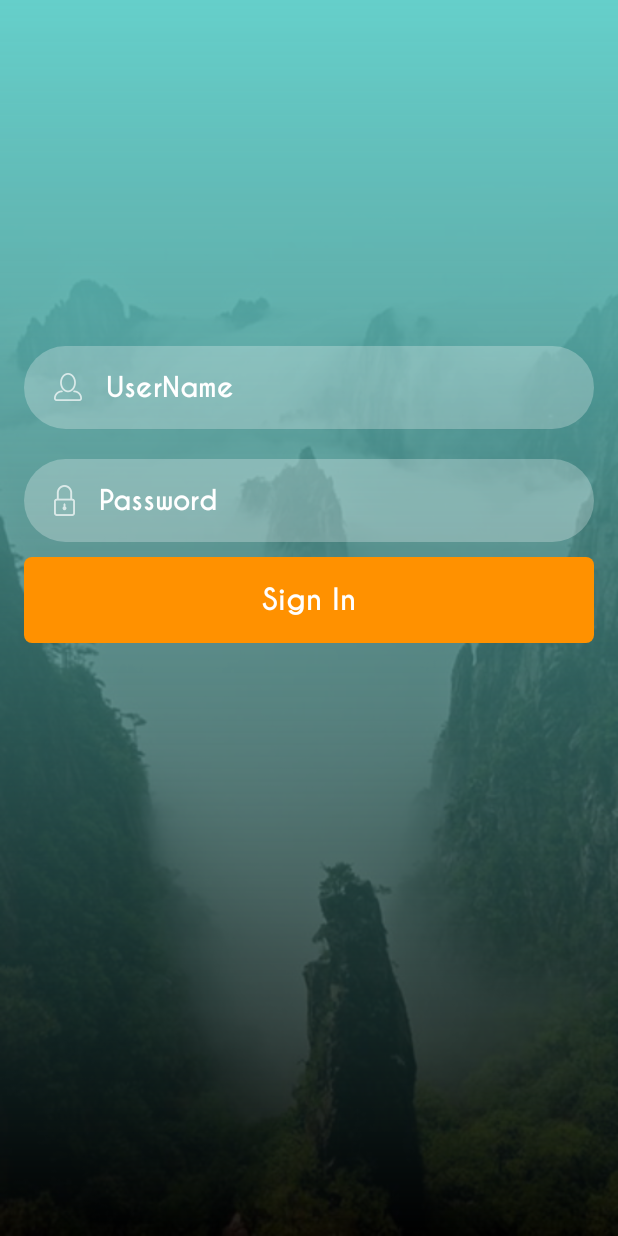
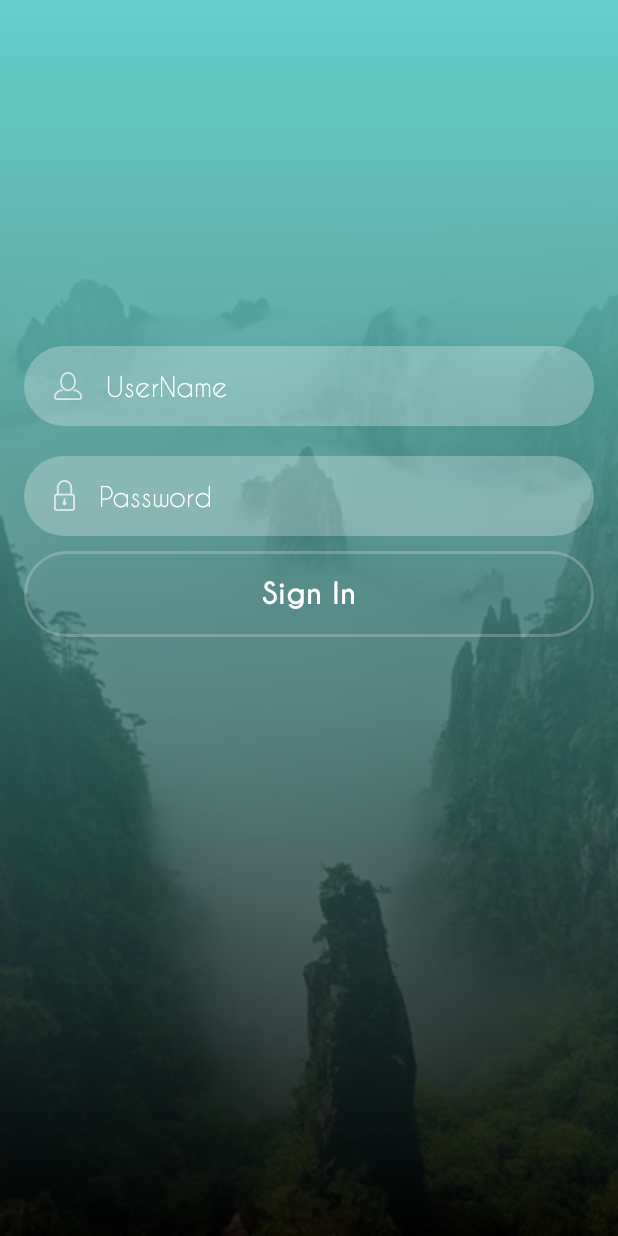
Before and after one commit to nageshmaggi/DailyFinance, an Android app: the screen it shows after launch (UserLoginActivity), on a phone screen of 412 x 824 dp. Run offline under Robolectric (Android 15) with nearby library versions, the phone set to English and light mode, and no system bars.

Commit message:
Tiny Changes Made

```diff
--- a/app/build.gradle
+++ b/app/build.gradle
@@ -34,6 +34,8 @@ android {
         targetCompatibility 1.8
         sourceCompatibility 1.8
     }
+
+
 }
 
 dependencies {
--- a/app/src/main/java/m_fusilsolutions/com/dailyfinance/MainActivity.java
+++ b/app/src/main/java/m_fusilsolutions/com/dailyfinance/MainActivity.java
@@ -135,7 +135,7 @@ public class MainActivity extends AppCompatActivity
             _exeDb.ExecuteResult(SPName.USP_MA_DF_DashBoard.toString(), "<Data Name='abc'/>", TransType.GetFinanceTotals.toString(), "2", Constants.HTTP_URL);
             //swipeLayout.setOnRefreshListener(this);
             checkPermission();
-            checkSelfPermission();
+            //checkSelfPermission();
             GetDistinctMemberList();
         }
         else
@@ -187,6 +187,7 @@ public class MainActivity extends AppCompatActivity
         if(requestCode==1){
             Toast.makeText(this,"Permission Granted",Toast.LENGTH_SHORT).show();
         }
+        checkSelfPermission();
     }
 
 
--- a/app/src/main/java/m_fusilsolutions/com/dailyfinance/UserLoginActivity.java
+++ b/app/src/main/java/m_fusilsolutions/com/dailyfinance/UserLoginActivity.java
@@ -51,8 +51,8 @@ public class UserLoginActivity extends Activity
         typeface = Typeface.createFromAsset(getAssets(), "Caviar-Dreams.ttf");
         typefaceBoldItalic = Typeface.createFromAsset(getAssets(), "CaviarDreams_BoldItalic.ttf");
         typefaceBold = Typeface.createFromAsset(getAssets(), "Caviar_Dreams_Bold.ttf");
-        etusername.setTypeface(typefaceBold);
-        etuserpassword.setTypeface(typefaceBold);
+        etusername.setTypeface(typeface);
+        etuserpassword.setTypeface(typeface);
         btnLogin.setTypeface(typefaceBold);
         db = new ExecuteDataBase(this);
         btnLogin.setOnClickListener(this);
--- a/app/src/main/res/drawable/image_normal.xml
+++ b/app/src/main/res/drawable/image_normal.xml
@@ -1,12 +1,27 @@
 <?xml version="1.0" encoding="utf-8"?>
+<selector xmlns:android="http://schemas.android.com/apk/res/android">
+    <item>
+<!--        <shape>-->
+<!--            <stroke android:width="1dp" android:color="@color/orange" />-->
+<!--            <padding android:left="1dp"-->
+<!--                android:top="1dp"-->
+<!--                android:right="1dp"-->
+<!--                android:bottom="1dp" />-->
+<!--            <corners android:radius="100dp" />-->
+<!--            <solid android:color="@color/orange" />-->
+<!--        </shape>-->
 
-<shape xmlns:android="http://schemas.android.com/apk/res/android" android:id="@+id/listview_background_shape">
-    <stroke android:width="1dp" android:color="#42ffffff" />
-    <padding android:left="1dp"
-        android:top="1dp"
-        android:right="1dp"
-        android:bottom="1dp" />
-    <corners android:radius="100dp" />
-    <solid android:color="#00000000" />
 
-</shape>
+        <shape >
+            <stroke android:width="2dp" android:color="#42EEDEDE" />
+            <padding android:left="0dp"
+                android:top="0dp"
+                android:right="0dp"
+                android:bottom="0dp" />
+            <corners android:radius="100dp" />
+            <solid
+                />
+
+        </shape>
+    </item>
+</selector>
--- a/app/src/main/res/drawable/image_pressed.xml
+++ b/app/src/main/res/drawable/image_pressed.xml
@@ -1,17 +1,14 @@
 <?xml version="1.0" encoding="utf-8"?>
 <selector xmlns:android="http://schemas.android.com/apk/res/android">
-    <item>
+    <item android:state_pressed="true">
         <shape android:shape="rectangle">
+            <padding android:left="1dp"
+                android:top="1dp"
+                android:right="1dp"
+                android:bottom="1dp" />
+            <corners android:radius="100dp" />
+            <!--            <solid android:color="#00000000" />--> //Transperent
             <solid android:color="@color/orange" />
-            <padding android:left="2dp"
-                android:top="2dp"
-                android:right="2dp"
-                android:bottom="2dp" />
-            <corners
-                android:topLeftRadius="5dp"
-                android:topRightRadius="5dp"
-                android:bottomLeftRadius="5dp"
-                android:bottomRightRadius="5dp" />
         </shape>
     </item>
 </selector>
--- a/app/src/main/res/layout-normal/activity_login.xml
+++ b/app/src/main/res/layout-normal/activity_login.xml
@@ -78,7 +78,7 @@
             android:layout_height="wrap_content"
             android:layout_marginBottom="10dp"
             android:layout_marginTop="10dp"
-            android:background="@drawable/image_pressed"
+            android:background="@drawable/image_bg"
             android:gravity="center"
             android:padding="16dp"
             android:text="Sign In"
--- a/app/src/main/res/values/colors.xml
+++ b/app/src/main/res/values/colors.xml
@@ -9,7 +9,7 @@
     <color name="DefaultBtnColor">#D6D7D7</color>
     <color name="statusbar_color">#65cfca</color>
     <color name="orange">#FF9100</color>
-    <color name="dark_orange">#BE6E01</color>
+    <color name="dark_orange">#A36004</color>
     <color name="Red">#E90000</color>
     <color name="Green">#36A336</color>
 
```
Also changed, not shown: app/src/main/java/m_fusilsolutions/com/dailyfinance/Collection_Activity.java (+0 -40 lines), app/src/main/java/m_fusilsolutions/com/dailyfinance/DailyFinance_Activity.java (+0 -11 lines).
